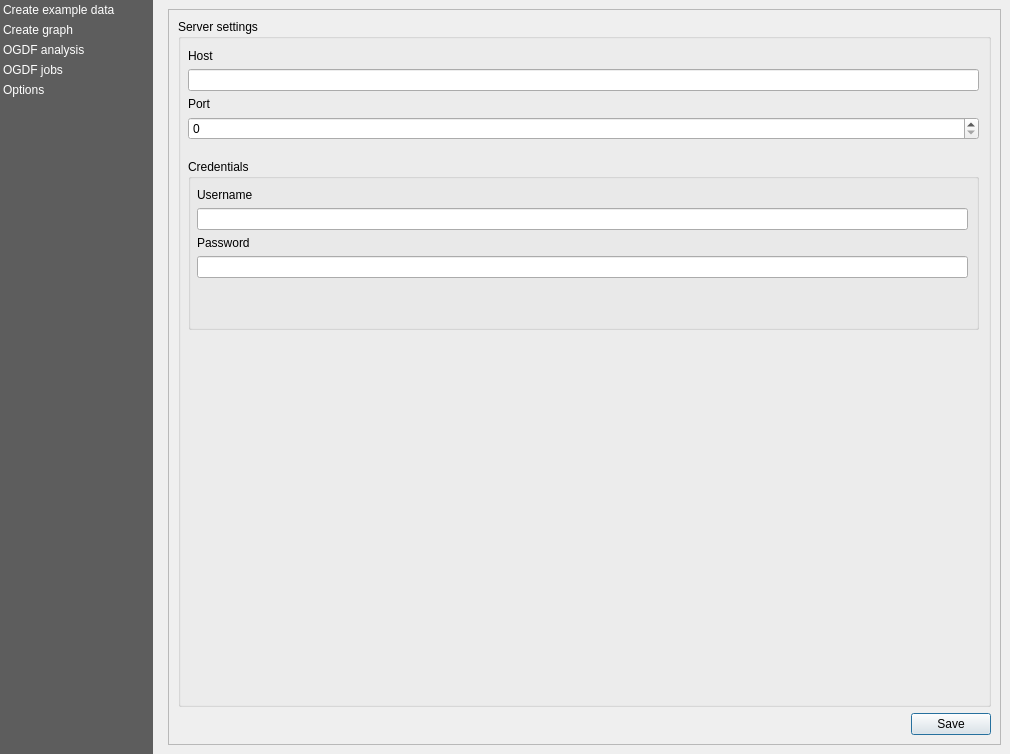
First picture: the form in views/PluginDialog.ui, repository S-P-A-N-N-E-R-S/Frontend, before the edit.
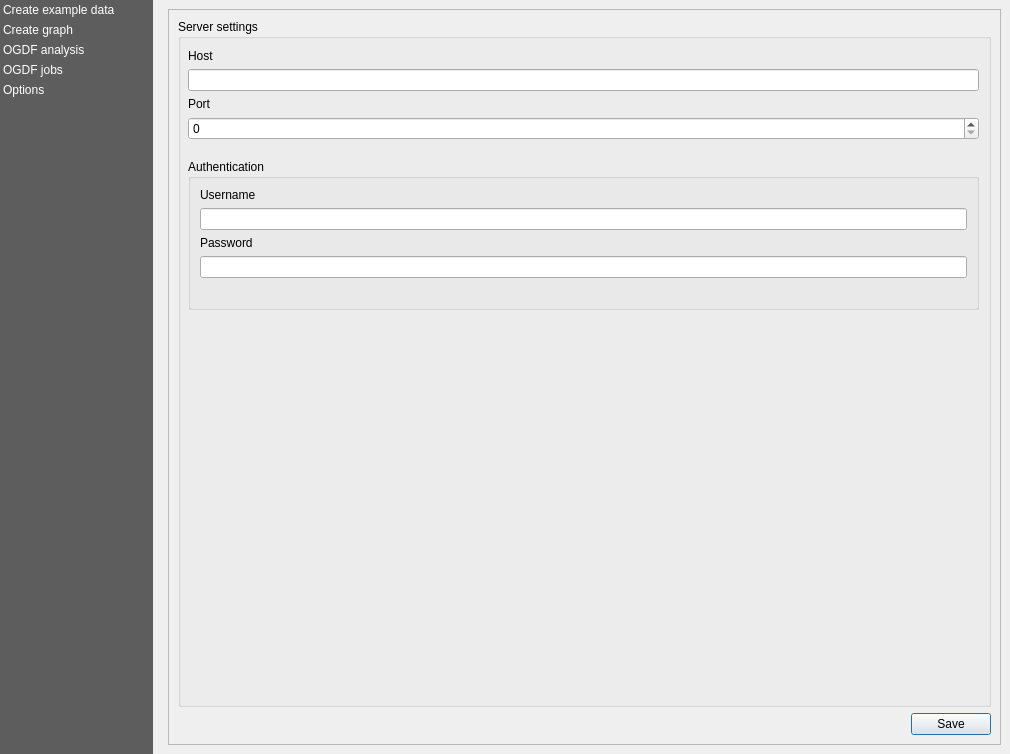
Second picture: the form after the edit. The open tabs and pages were chosen to show the change. Custom widgets are drawn as their Qt base class.

Commit message: Implement authentication in frontend, refs #12

Patch:
```diff
--- a/views/PluginDialog.ui
+++ b/views/PluginDialog.ui
@@ -166,7 +166,7 @@
           <item>
            <widget class="QStackedWidget" name="stacked_content_views">
             <property name="currentIndex">
-             <number>3</number>
+             <number>4</number>
             </property>
             <widget class="QWidget" name="create_example_data">
              <property name="sizePolicy">
@@ -271,9 +271,9 @@
                        <property name="geometry">
                         <rect>
                          <x>0</x>
-                         <y>-172</y>
-                         <width>773</width>
-                         <height>806</height>
+                         <y>0</y>
+                         <width>518</width>
+                         <height>862</height>
                         </rect>
                        </property>
                        <layout class="QVBoxLayout" name="verticalLayout_18">
@@ -1118,7 +1118,7 @@
                      <x>10</x>
                      <y>30</y>
                      <width>791</width>
-                     <height>101</height>
+                     <height>105</height>
                     </rect>
                    </property>
                    <layout class="QFormLayout" name="formLayout_5">
@@ -1154,21 +1154,14 @@
                      <x>10</x>
                      <y>140</y>
                      <width>791</width>
-                     <height>171</height>
+                     <height>151</height>
                     </rect>
                    </property>
                    <property name="title">
-                    <string>Credentials</string>
+                    <string>Authentication</string>
                    </property>
-                   <widget class="QWidget" name="formLayoutWidget_4">
-                    <property name="geometry">
-                     <rect>
-                      <x>9</x>
-                      <y>29</y>
-                      <width>771</width>
-                      <height>131</height>
-                     </rect>
-                    </property>
+                   <layout class="QVBoxLayout" name="verticalLayout_20">
+                    <item>
                     <layout class="QFormLayout" name="formLayout_6">
                      <item row="0" column="0">
                       <widget class="QLabel" name="options_credentials_username_label">
@@ -1177,6 +1170,9 @@
                        </property>
                       </widget>
                      </item>
+                      <item row="1" column="0" colspan="2">
+                       <widget class="QLineEdit" name="options_credentials_username_input"/>
+                      </item>
                      <item row="2" column="0">
                       <widget class="QLabel" name="options_credentials_password_label">
                        <property name="text">
@@ -1185,13 +1181,15 @@
                       </widget>
                      </item>
                      <item row="3" column="0" colspan="2">
-                      <widget class="QgsPasswordLineEdit" name="options_credentials_password_input"/>
-                     </item>
-                     <item row="1" column="0" colspan="2">
-                      <widget class="QLineEdit" name="options_credentials_username_input"/>
-                     </item>
-                    </layout>
-                   </widget>
+                       <widget class="QgsPasswordLineEdit" name="options_credentials_password_input">
+                        <property name="showLockIcon">
+                         <bool>false</bool>
+                        </property>
+                       </widget>
+                      </item>
+                     </layout>
+                    </item>
+                   </layout>
                   </widget>
                  </widget>
                 </item>
```
Lines whose indentation alone changed are shown as unchanged. The commit also changes 3 other files.
